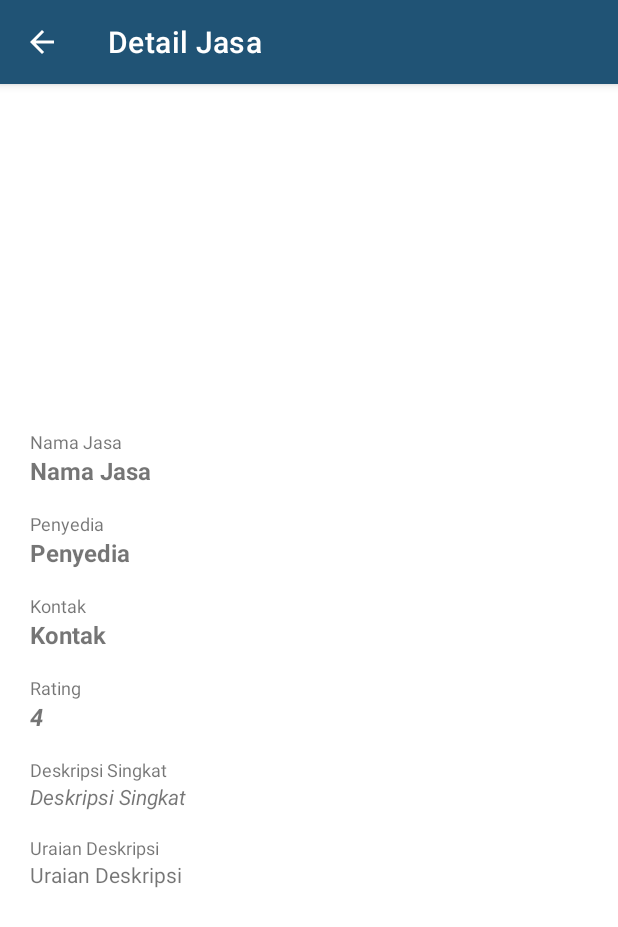
After one commit to puteriyudani/JasaOnline, an Android app: the DetailJasaActivity screen opened directly, with no data from a screen before it, on a phone screen of 412 x 824 dp. The commit adds this screen. Shown: the top 927 px of the screen. Run offline under Robolectric (Android 15) with nearby library versions, the phone set to English and light mode, and no system bars; pictures from the network do not load.

Commit message:
Memberikan aksi pada list item jasa ketika di klik (menampilkan form detail jasa)

```diff
--- a/app/src/main/AndroidManifest.xml
+++ b/app/src/main/AndroidManifest.xml
@@ -16,9 +16,13 @@
         android:usesCleartextTraffic="true"
         tools:targetApi="n">
         <activity
+            android:name=".activities.DetailJasaActivity"
+            android:label="Detail Jasa"
+            android:parentActivityName=".activities.MainActivity"/>
+        <activity
             android:name=".activities.EditProfileActivity"
             android:label="Ubah Profile"
-            android:parentActivityName=".activities.MainActivity"/>
+            android:parentActivityName=".activities.MainActivity" />
         <activity
             android:name=".activities.RegisterActivity"
             android:label="Daftar Akun"
--- /dev/null
+++ b/app/src/main/java/com/puteriyudani/jasaonline/activities/DetailJasaActivity.kt
@@ -0,0 +1,46 @@
+package com.puteriyudani.jasaonline.activities
+
+import android.content.Intent
+import androidx.appcompat.app.AppCompatActivity
+import android.os.Bundle
+import com.bumptech.glide.Glide
+import com.puteriyudani.jasaonline.R
+import com.puteriyudani.jasaonline.helpers.Config
+import com.puteriyudani.jasaonline.models.Jasa
+import kotlinx.android.synthetic.main.activity_detail_jasa.*
+
+class DetailJasaActivity : AppCompatActivity() {
+    override fun onCreate(savedInstanceState: Bundle?) {
+        super.onCreate(savedInstanceState)
+        setContentView(R.layout.activity_detail_jasa)
+
+        val receiveJasa = intent.getSerializableExtra(Config.EXTRA_JASA) as? Jasa
+        if(receiveJasa != null){
+            tvNamaJasa.setText(receiveJasa.namaJasa)
+            tvPenyedia.setText(receiveJasa.namaPenyedia)
+            tvKontak.setText(receiveJasa.nomorHP)
+            tvDeskripsiSingkat.setText(receiveJasa.deskripsiSingkat)
+            tvUraianDeskripsi.setText(receiveJasa.uraianDeskripsi)
+            tvRating.text = receiveJasa.rating.toString()
+            Glide.with(this)
+                .load(Config.IMAGE_URL + receiveJasa.gambar)
+                .into(imgJasa)
+        }
+    }
+
+    override fun onSupportNavigateUp(): Boolean {
+        openMain()
+        return true
+    }
+    override fun onBackPressed() {
+        moveTaskToBack(true)
+        openMain()
+    }
+    private fun openMain(){
+        val intent = Intent(applicationContext, MainActivity::class.java)
+        intent.putExtra(Config.EXTRA_FRAGMENT_ID, R.id.nav_beranda)
+        intent.flags = Intent.FLAG_ACTIVITY_NEW_TASK or
+                Intent.FLAG_ACTIVITY_CLEAR_TASK
+        startActivity(intent)
+    }
+}
--- a/app/src/main/java/com/puteriyudani/jasaonline/fragments/BerandaFragment.kt
+++ b/app/src/main/java/com/puteriyudani/jasaonline/fragments/BerandaFragment.kt
@@ -1,6 +1,7 @@
 package com.puteriyudani.jasaonline.fragments
 
 import android.app.ProgressDialog
+import android.content.Intent
 import android.os.Bundle
 import androidx.fragment.app.Fragment
 import android.view.LayoutInflater
@@ -10,7 +11,9 @@ import android.widget.Toast
 import androidx.recyclerview.widget.LinearLayoutManager
 import androidx.recyclerview.widget.RecyclerView
 import com.puteriyudani.jasaonline.R
+import com.puteriyudani.jasaonline.activities.DetailJasaActivity
 import com.puteriyudani.jasaonline.adapters.JasaAdapter
+import com.puteriyudani.jasaonline.helpers.Config
 import com.puteriyudani.jasaonline.models.Jasa
 import com.puteriyudani.jasaonline.models.JasaResponse
 import com.puteriyudani.jasaonline.services.JasaService
@@ -76,7 +79,11 @@ class BerandaFragment : Fragment() {
                         val daftarJasa: List<Jasa> = jasaResponse.data
                         val jasaAdapter = JasaAdapter(daftarJasa) {
                                 service ->
-                            Toast.makeText(context, "service clicked ${service.namaJasa}", Toast.LENGTH_SHORT).show()
+                            //Toast.makeText(context, "service clicked ${service.namaJasa}", Toast.LENGTH_SHORT).show()
+                            val intent = Intent(context,
+                                DetailJasaActivity::class.java)
+                            intent.putExtra(Config.EXTRA_JASA, service)
+                            startActivity(intent)
                         }
                         jasaAdapter.notifyDataSetChanged()
                         rvData.adapter = jasaAdapter
--- /dev/null
+++ b/app/src/main/res/layout/activity_detail_jasa.xml
@@ -0,0 +1,104 @@
+<?xml version="1.0" encoding="utf-8"?>
+<ScrollView xmlns:android="http://schemas.android.com/apk/res/android"
+    xmlns:app="http://schemas.android.com/apk/res-auto"
+    xmlns:tools="http://schemas.android.com/tools"
+    android:layout_width="match_parent"
+    android:layout_height="match_parent"
+    android:padding="10dp"
+    tools:context=".activities.DetailJasaActivity">
+
+    <LinearLayout
+        android:orientation="vertical"
+        android:layout_width="match_parent"
+        android:layout_height="wrap_content"
+        android:layout_margin="10dp">
+        <ImageView
+            android:id="@+id/imgJasa"
+            android:layout_width="150dp"
+            android:layout_height="150dp"
+            android:layout_gravity="center_horizontal"
+            android:layout_marginTop="30dp"
+            android:scaleType="fitXY"
+            android:contentDescription="@string/app_name" />
+        <TextView
+            android:layout_width="match_parent"
+            android:layout_height="wrap_content"
+            android:text="@string/nama_jasa"
+            android:textSize="12sp"
+            android:layout_marginTop="30dp"/>
+        <TextView
+            android:id="@+id/tvNamaJasa"
+            android:layout_width="match_parent"
+            android:layout_height="wrap_content"
+            android:text="@string/nama_jasa"
+            android:textSize="16sp"
+            android:textStyle="bold"/>
+        <TextView
+            android:layout_width="match_parent"
+            android:layout_height="wrap_content"
+            android:text="@string/penyedia"
+            android:textSize="12sp"
+            android:layout_marginTop="16dp"/>
+        <TextView
+            android:id="@+id/tvPenyedia"
+            android:layout_width="match_parent"
+            android:layout_height="wrap_content"
+            android:text="@string/penyedia"
+            android:textSize="16sp"
+            android:textStyle="bold"/>
+        <TextView
+            android:layout_width="match_parent"
+            android:layout_height="wrap_content"
+            android:text="@string/kontak"
+            android:textSize="12sp"
+            android:layout_marginTop="16dp"/>
+        <TextView
+            android:id="@+id/tvKontak"
+            android:layout_width="match_parent"
+            android:layout_height="wrap_content"
+            android:text="@string/kontak"
+            android:textSize="16sp"
+            android:textStyle="bold"/>
+        <TextView
+            android:layout_width="match_parent"
+            android:layout_height="wrap_content"
+            android:text="@string/newrating"
+            android:textSize="12sp"
+            android:layout_marginTop="16dp"/>
+        <TextView
+            android:id="@+id/tvRating"
+            android:layout_width="match_parent"
+            android:layout_height="wrap_content"
+            android:text="@string/rating"
+            android:textSize="16sp"
+            android:textStyle="bold|italic"/>
+        <TextView
+            android:layout_width="match_parent"
+            android:layout_height="wrap_content"
+            android:text="@string/deskripsi_singkat"
+            android:textSize="12sp"
+            android:layout_marginTop="16dp"/>
+        <TextView
+            android:id="@+id/tvDeskripsiSingkat"
+            android:layout_width="match_parent"
+            android:layout_height="wrap_content"
+            android:text="@string/deskripsi_singkat"
+            android:textSize="14sp"
+            android:textStyle="italic"/>
+        <TextView
+            android:layout_width="match_parent"
+            android:layout_height="wrap_content"
+            android:text="@string/uraian_deskripsi"
+            android:textSize="12sp"
+            android:layout_marginTop="16dp"/>
+        <TextView
+            android:id="@+id/tvUraianDeskripsi"
+            android:layout_width="match_parent"
+            android:layout_height="wrap_content"
+            android:text="@string/uraian_deskripsi"
+            android:textSize="14sp"
+            android:textStyle="normal"
+            android:layout_marginBottom="20dp"/>
+    </LinearLayout>
+
+</ScrollView>
--- a/app/src/main/res/values/strings.xml
+++ b/app/src/main/res/values/strings.xml
@@ -60,4 +60,12 @@
     <string name="design_grafis">Design Grafis</string>
     <string name="deskripsi_ringkas">Menyediakan jasa design grafis (logo, poster, dll)</string>
     <string name="rating">4</string>
+
+    <!--form detail jasa-->
+    <string name="nama_jasa">Nama Jasa</string>
+    <string name="penyedia">Penyedia</string>
+    <string name="kontak">Kontak</string>
+    <string name="newrating">Rating</string>
+    <string name="deskripsi_singkat">Deskripsi Singkat</string>
+    <string name="uraian_deskripsi">Uraian Deskripsi</string>
 </resources>
```
